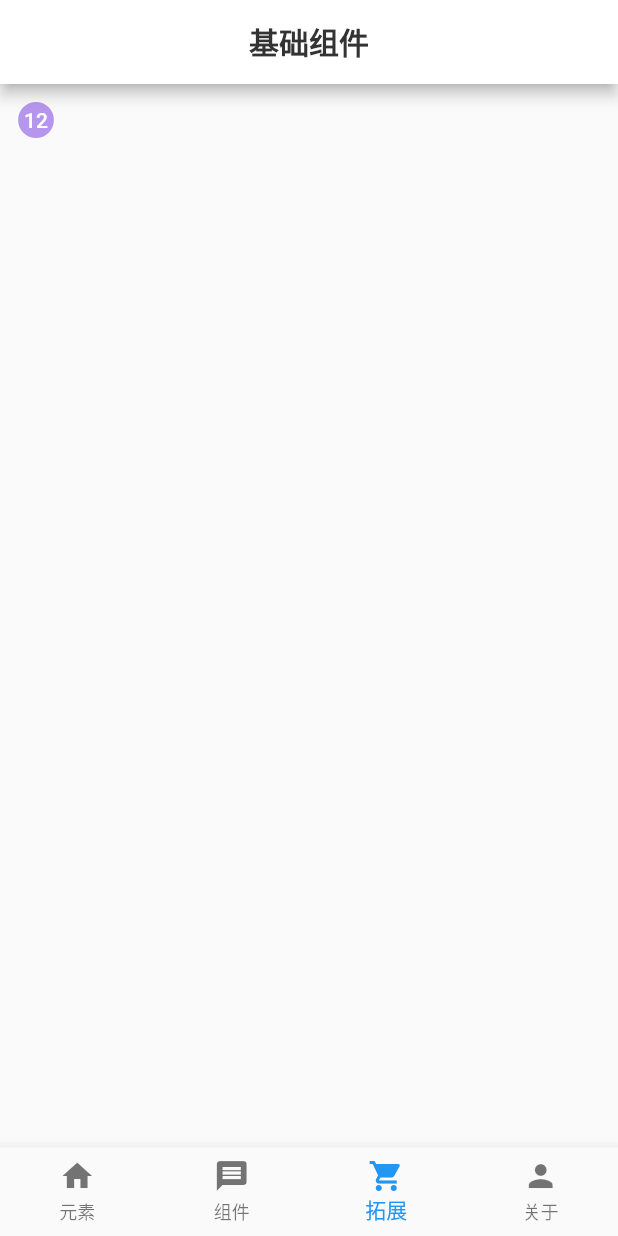
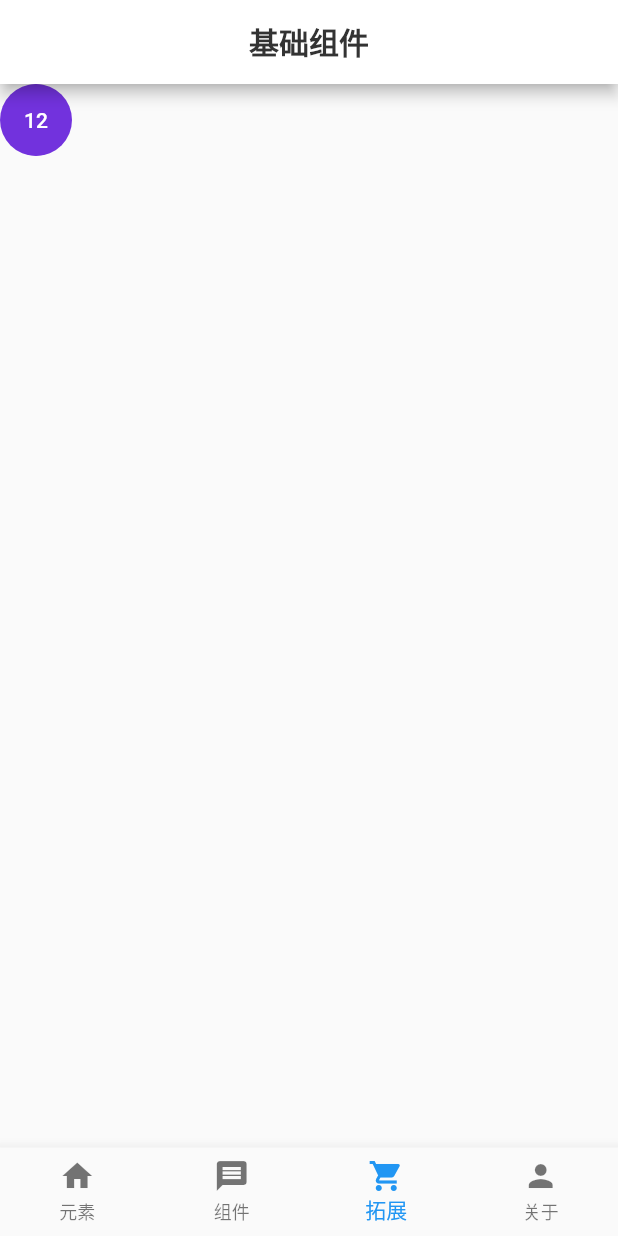
Before and after one commit to hbalxzdl/flutter_colorui, a Flutter app: the screen it shows after launch, item 3 of the bottom bar chosen, on a phone screen of 412 x 824 dp. Run offline on Flutter 3.47's test engine with Material 2 defaults, Android fonts, the phone set to English and light mode, and no system bars; drawn by our look-alikes of oktoast; our stand-ins replace dio, flutter_slidable, flutter_swiper, fluttertoast; missing offline and left inert: left_scroll_actions.

Commit message:
button update

```diff
--- a/lib/examples/button/button.dart
+++ b/lib/examples/button/button.dart
@@ -16,7 +16,7 @@ class Button extends StatefulWidget {
       this.plain = false,
       this.disabled = false,
       this.loading = false,
-      this.loadingType = LoadingType.circular,
+      this.loadingType = 'circular',
       this.size = Size.normal,
       this.height = 40})
       : super(key: key);
@@ -28,7 +28,7 @@ class Button extends StatefulWidget {
   final bool plain; //是否为朴素按钮
   final bool disabled; //是否禁用按钮
   final bool loading; //是否显示为加载状态
-  final loadingType;
+  final String loadingType;
   final double height; //按钮高度
   final size;
 
@@ -37,25 +37,34 @@ class Button extends StatefulWidget {
 }
 
 class _ButtonState extends State<Button> {
-  Widget loadingWidget = Text('');
+
   Map<String, double> size = {'width': 58.0, 'height': 54.0};
 
   @override
-  // TODO: implement widget
+  void initState() {
+    // TODO: implement initState
+    super.initState();
+
+
+  }
+
 
   @override
   Widget build(BuildContext context) {
+    final ThemeData theme = Theme.of(context);
+
+    Widget _loadingWidget=Text('');
     if (widget.loading) {
       switch (widget.loadingType) {
-        case LoadingType.circular:
-          loadingWidget = Container(
+        case 'circular':
+          _loadingWidget = Container(
             height: Theme.of(context).textTheme.headline4.fontSize / 2,
             width: Theme.of(context).textTheme.headline4.fontSize / 2,
             margin: EdgeInsets.only(right: 5),
             child: CircularProgressIndicator(
-              value: 1,
+              value: null,
               //用来表示进度多少
-              backgroundColor: Colors.transparent,
+              backgroundColor:widget.plain ? Color( widget.color) : Colors.transparent,
               //背景颜色
               valueColor: new AlwaysStoppedAnimation<Color>(Color(0xffffffff)),
               //进度颜色
@@ -63,8 +72,8 @@ class _ButtonState extends State<Button> {
             ),
           );
           break;
-        case LoadingType.spinner:
-          loadingWidget = Container(
+        case 'spinner':
+          _loadingWidget = Container(
             height: Theme.of(context).textTheme.headline4.fontSize / 2,
             width: Theme.of(context).textTheme.headline4.fontSize / 2,
             margin: EdgeInsets.only(right: 5),
@@ -74,26 +83,23 @@ class _ButtonState extends State<Button> {
       }
     }
 
-    // witch (widget.size){
-    //
-    // }
-
-    print(widget.round);
-
+    print(_loadingWidget);
     return Row(
       children: [
         Container(
-
+          height:48,
+          decoration:BoxDecoration(
+              color:Color(widget.plain ? 0xffffffff : widget.color),
+              borderRadius: BorderRadius.all(Radius.circular(widget.round ? 24.0 : 4))),
           child: MaterialButton(
               minWidth: 0,
-              height:24,
-              padding: EdgeInsets.only(left: 4,right: 4),
-
+              elevation:0, //阴影
+              padding: EdgeInsets.only(left: 8,right: 8),
               child: Row(
                 mainAxisAlignment: MainAxisAlignment.center,
                 children: [
                   widget.icon == null ? Text('') : widget.icon,
-                  loadingWidget,
+                  _loadingWidget,
                   Text(
                     widget.text,
                     style: TextStyle(
@@ -105,7 +111,7 @@ class _ButtonState extends State<Button> {
                 ],
               ),
               //如果是
-              color: Color(widget.plain ? widget.color : widget.color),
+              // color: Color(widget.plain ? 0xffffffff : widget.color),
               shape: RoundedRectangleBorder(
                   //为plain时，边框颜色和字体颜色保持一致
                   borderRadius:
```
